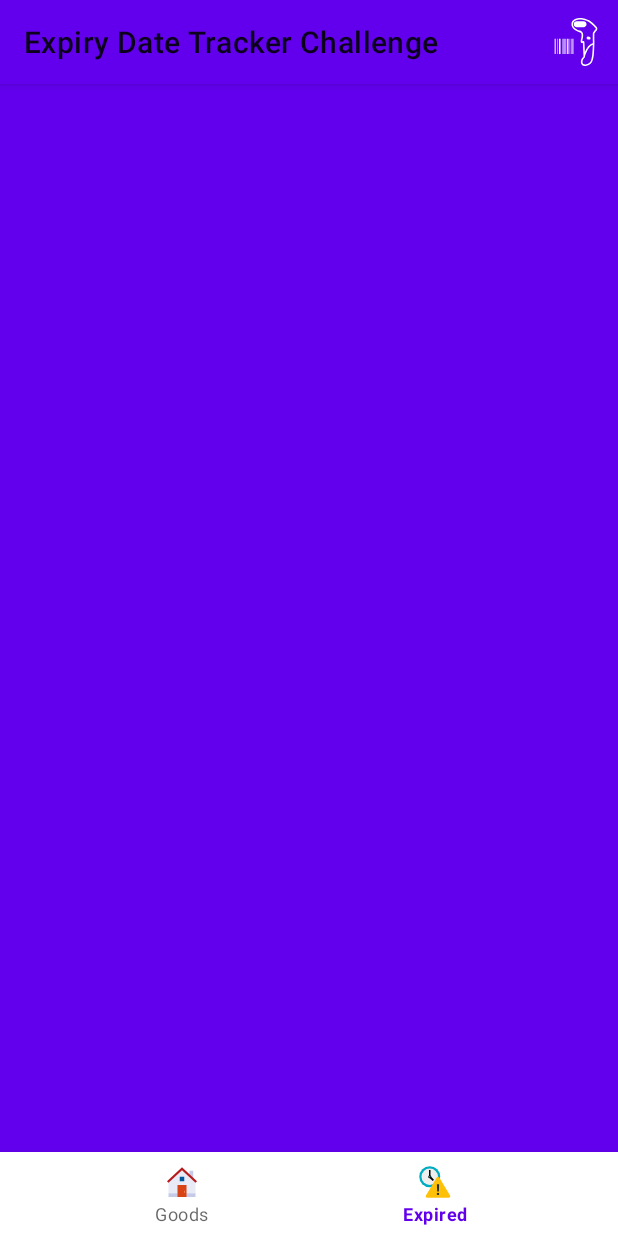
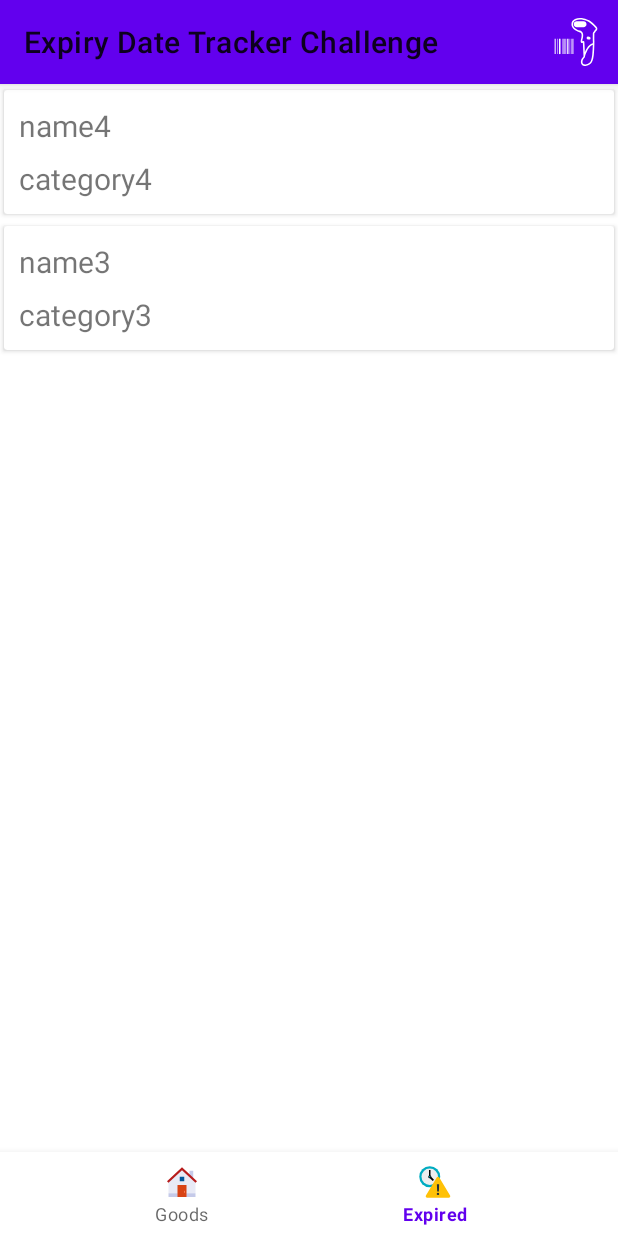
Before and after one commit to ahmed-a-elfattah/Expiry-Date-Tracker-Challenge, an Android app: the screen it shows after launch (MainActivity), item 2 of the bottom bar chosen, on a phone screen of 412 x 824 dp. Run offline under Robolectric (Android 15) with nearby library versions, the phone set to English and light mode, and no system bars; our stand-ins replace Room's generated code, data binding, navigation-ui; 2 statements that could not run were skipped.

Commit message:
add home and expired goods ui

```diff
--- a/app/build.gradle
+++ b/app/build.gradle
@@ -32,6 +32,7 @@ android {
     }
     buildFeatures {
         viewBinding true
+        dataBinding true
     }
 }
 
@@ -70,6 +71,8 @@ dependencies {
     implementation 'me.dm7.barcodescanner:zxing:1.9.13'
     implementation 'com.karumi:dexter:6.2.3'
 
+    implementation "androidx.work:work-runtime-ktx:2.7.1"
+
     testImplementation 'junit:junit:4.13.2'
     androidTestImplementation 'androidx.test.ext:junit:1.1.3'
     androidTestImplementation 'androidx.test.espresso:espresso-core:3.4.0'
--- a/app/src/main/AndroidManifest.xml
+++ b/app/src/main/AndroidManifest.xml
@@ -24,6 +24,7 @@
                 <category android:name="android.intent.category.LAUNCHER" />
             </intent-filter>
         </activity>
+
     </application>
 
 </manifest>
--- a/app/src/main/java/com/aelfattah/ahmed/expirydatetrackerchallenge/BaseApplication.kt
+++ b/app/src/main/java/com/aelfattah/ahmed/expirydatetrackerchallenge/BaseApplication.kt
@@ -1,16 +1,45 @@
 package com.aelfattah.ahmed.expirydatetrackerchallenge
 
 import android.app.Application
+import android.app.NotificationChannel
+import android.app.NotificationManager
+import android.os.Build
 import com.aelfattah.ahmed.expirydatetrackerchallenge.di.allModules
+import com.aelfattah.ahmed.expirydatetrackerchallenge.utils.PeriodicBackgroundNotification.Companion.CHANNEL_ID_PERIOD_WORK
 import org.koin.android.ext.koin.androidContext
 import org.koin.core.context.startKoin
 
 class BaseApplication : Application() {
+
     override fun onCreate() {
         super.onCreate()
+
+        initKoin()
+        createNotificationChannel()
+    }
+
+    private fun initKoin() {
         startKoin {
             androidContext(this@BaseApplication)
             modules(allModules)
         }
     }
+
+    private fun createNotificationChannel() {
+        // Create the NotificationChannel, but only on API 26+ because
+        // the NotificationChannel class is new and not in the support library
+        if (Build.VERSION.SDK_INT >= Build.VERSION_CODES.O) {
+            val importance = NotificationManager.IMPORTANCE_HIGH
+            val channelPeriodic =
+                NotificationChannel(CHANNEL_ID_PERIOD_WORK, "Period Work Request", importance)
+            channelPeriodic.description = "Periodic Work"
+            // Register the channel with the system; you can't change the importance
+            // or other notification behaviors after this
+            val notificationManager = applicationContext.getSystemService(
+                NotificationManager::class.java
+            )
+            notificationManager!!.createNotificationChannel(channelPeriodic)
+        }
+    }
+
 }
--- /dev/null
+++ b/app/src/main/java/com/aelfattah/ahmed/expirydatetrackerchallenge/ui/GoodsAdapter.kt
@@ -0,0 +1,37 @@
+package com.aelfattah.ahmed.expirydatetrackerchallenge.ui
+
+import android.annotation.SuppressLint
+import android.view.LayoutInflater
+import android.view.ViewGroup
+import androidx.recyclerview.widget.RecyclerView
+import com.aelfattah.ahmed.expirydatetrackerchallenge.data.model.Item
+import com.aelfattah.ahmed.expirydatetrackerchallenge.databinding.ItemRowBinding
+
+class GoodsAdapter :
+    RecyclerView.Adapter<GoodsAdapter.GoodsViewHolder>() {
+    private var list: ArrayList<Item> = ArrayList()
+
+    inner class GoodsViewHolder(val binding: ItemRowBinding) :
+        RecyclerView.ViewHolder(binding.root)
+
+    override fun onCreateViewHolder(parent: ViewGroup, viewType: Int): GoodsViewHolder =
+        GoodsViewHolder(
+            ItemRowBinding.inflate(
+                LayoutInflater.from(
+                    parent.context
+                ), parent, false
+            )
+        )
+
+    override fun onBindViewHolder(holder: GoodsViewHolder, position: Int) {
+        holder.binding.item = list[position]
+    }
+
+    override fun getItemCount(): Int = list.size
+
+    @SuppressLint("NotifyDataSetChanged")
+    fun setList(list: ArrayList<Item>) {
+        this.list = list
+        notifyDataSetChanged()
+    }
+}
--- a/app/src/main/java/com/aelfattah/ahmed/expirydatetrackerchallenge/ui/expiredGoods/ExpiredGoodsFragment.kt
+++ b/app/src/main/java/com/aelfattah/ahmed/expirydatetrackerchallenge/ui/expiredGoods/ExpiredGoodsFragment.kt
@@ -6,9 +6,10 @@ import android.view.LayoutInflater
 import android.view.View
 import android.view.ViewGroup
 import androidx.lifecycle.lifecycleScope
+import androidx.recyclerview.widget.LinearLayoutManager
 import com.aelfattah.ahmed.expirydatetrackerchallenge.databinding.FragmentExpiredGoodsBinding
-import com.aelfattah.ahmed.expirydatetrackerchallenge.ui.BaseFragment
-import kotlinx.coroutines.launch
+import com.aelfattah.ahmed.expirydatetrackerchallenge.ui.GoodsAdapter
+import com.aelfattah.ahmed.expirydatetrackerchallenge.utils.BaseFragment
 import org.koin.android.ext.android.inject
 
 class ExpiredGoodsFragment : BaseFragment<ExpiredGoodsViewModel, FragmentExpiredGoodsBinding>() {
@@ -17,6 +18,8 @@ class ExpiredGoodsFragment : BaseFragment<ExpiredGoodsViewModel, FragmentExpired
     companion object {
         private const val TAG = "ExpiredGoodsFragment"
     }
+
+    private lateinit var goodsAdapter: GoodsAdapter
 
     override fun getFragmentBinding(
         inflater: LayoutInflater,
@@ -27,9 +30,18 @@ class ExpiredGoodsFragment : BaseFragment<ExpiredGoodsViewModel, FragmentExpired
 
     override fun onViewCreated(view: View, savedInstanceState: Bundle?) {
         super.onViewCreated(view, savedInstanceState)
+
+        goodsAdapter = GoodsAdapter()
+        binding.rvExpiredGoods.apply {
+            setHasFixedSize(true)
+            layoutManager = LinearLayoutManager(requireContext())
+            adapter = goodsAdapter
+        }
+
         lifecycleScope.launchWhenCreated {
             viewModel.expiredGoods.collect {
                 Log.e(TAG, "expiredGoods: $it")
+                goodsAdapter.setList(it)
             }
         }
     }
--- a/app/src/main/java/com/aelfattah/ahmed/expirydatetrackerchallenge/ui/home/HomeFragment.kt
+++ b/app/src/main/java/com/aelfattah/ahmed/expirydatetrackerchallenge/ui/home/HomeFragment.kt
@@ -6,17 +6,26 @@ import android.view.LayoutInflater
 import android.view.View
 import android.view.ViewGroup
 import androidx.lifecycle.lifecycleScope
+import androidx.recyclerview.widget.LinearLayoutManager
+import androidx.work.ExistingPeriodicWorkPolicy
+import androidx.work.PeriodicWorkRequest
+import androidx.work.WorkManager
 import com.aelfattah.ahmed.expirydatetrackerchallenge.data.model.Item
 import com.aelfattah.ahmed.expirydatetrackerchallenge.databinding.FragmentHomeBinding
-import com.aelfattah.ahmed.expirydatetrackerchallenge.ui.BaseFragment
+import com.aelfattah.ahmed.expirydatetrackerchallenge.utils.BaseFragment
+import com.aelfattah.ahmed.expirydatetrackerchallenge.ui.GoodsAdapter
+import com.aelfattah.ahmed.expirydatetrackerchallenge.utils.PeriodicBackgroundNotification
 import kotlinx.coroutines.launch
 import org.koin.android.ext.android.inject
+import java.util.concurrent.TimeUnit
 
 class HomeFragment : BaseFragment<HomeViewModel, FragmentHomeBinding>() {
 
     companion object {
         private const val TAG = "HomeFragment"
     }
+
+    private lateinit var goodsAdapter: GoodsAdapter
 
     override val viewModel: HomeViewModel by inject()
 
@@ -28,6 +37,13 @@ class HomeFragment : BaseFragment<HomeViewModel, FragmentHomeBinding>() {
 
     override fun onViewCreated(view: View, savedInstanceState: Bundle?) {
         super.onViewCreated(view, savedInstanceState)
+
+        goodsAdapter = GoodsAdapter()
+        binding.rvGoods.apply {
+            setHasFixedSize(true)
+            layoutManager = LinearLayoutManager(requireContext())
+            adapter = goodsAdapter
+        }
 
         lifecycleScope.launchWhenCreated {
             launch {
@@ -56,8 +72,26 @@ class HomeFragment : BaseFragment<HomeViewModel, FragmentHomeBinding>() {
             launch {
                 viewModel.goods.collect {
                     Log.e(TAG, "Goods: $it")
+                    goodsAdapter.setList(it)
+                    for (item in it)
+                        periodWork(item = item)
                 }
             }
         }
     }
+
+    private fun periodWork(item: Item) {
+        val periodWork = PeriodicWorkRequest.Builder(
+            PeriodicBackgroundNotification::class.java, item.expiryDate,
+            TimeUnit.MINUTES
+        )
+            .addTag("periodic-pending-notification")
+            .build()
+        WorkManager.getInstance(requireContext()).enqueueUniquePeriodicWork(
+            "periodic-pending-notification",
+            ExistingPeriodicWorkPolicy.KEEP,
+            periodWork
+        )
+    }
+
 }
--- a/app/src/main/java/com/aelfattah/ahmed/expirydatetrackerchallenge/ui/BaseFragment.kt
+++ b/app/src/main/java/com/aelfattah/ahmed/expirydatetrackerchallenge/utils/BaseFragment.kt
@@ -1,4 +1,4 @@
-package com.aelfattah.ahmed.expirydatetrackerchallenge.ui
+package com.aelfattah.ahmed.expirydatetrackerchallenge.utils
 
 import android.os.Bundle
 import android.view.LayoutInflater
--- a/app/src/main/res/layout/fragment_expired_goods.xml
+++ b/app/src/main/res/layout/fragment_expired_goods.xml
@@ -3,7 +3,11 @@
     xmlns:tools="http://schemas.android.com/tools"
     android:layout_width="match_parent"
     android:layout_height="match_parent"
-    android:background="@color/purple_500"
     tools:context=".ui.expiredGoods.ExpiredGoodsFragment">
 
+    <androidx.recyclerview.widget.RecyclerView
+        android:id="@+id/rvExpiredGoods"
+        android:layout_width="match_parent"
+        android:layout_height="wrap_content"
+        tools:listitem="@layout/item_row" />
 </FrameLayout>
--- /dev/null
+++ b/app/src/main/res/layout/item_row.xml
@@ -0,0 +1,37 @@
+<?xml version="1.0" encoding="utf-8"?>
+
+<layout xmlns:android="http://schemas.android.com/apk/res/android">
+
+    <data>
+
+        <variable
+            name="item"
+            type="com.aelfattah.ahmed.expirydatetrackerchallenge.data.model.Item" />
+    </data>
+
+    <androidx.cardview.widget.CardView xmlns:app="http://schemas.android.com/apk/res-auto"
+        android:layout_width="match_parent"
+        android:layout_height="wrap_content"
+        app:cardUseCompatPadding="true">
+
+        <LinearLayout
+            android:layout_width="match_parent"
+            android:layout_height="wrap_content"
+            android:layout_margin="10dp"
+            android:orientation="vertical">
+
+            <TextView
+                android:layout_width="match_parent"
+                android:layout_height="wrap_content"
+                android:text="@{item.name}"
+                android:textSize="20sp" />
+
+            <TextView
+                android:layout_width="match_parent"
+                android:layout_height="wrap_content"
+                android:layout_marginTop="8dp"
+                android:text="@{item.category}"
+                android:textSize="20sp" />
+        </LinearLayout>
+    </androidx.cardview.widget.CardView>
+</layout>
```
Also changed, not shown: app/src/main/java/com/aelfattah/ahmed/expirydatetrackerchallenge/utils/PeriodicBackgroundNotification.kt (added, +56 -0 lines), app/src/main/res/layout/fragment_home.xml (+6 -1 lines).
